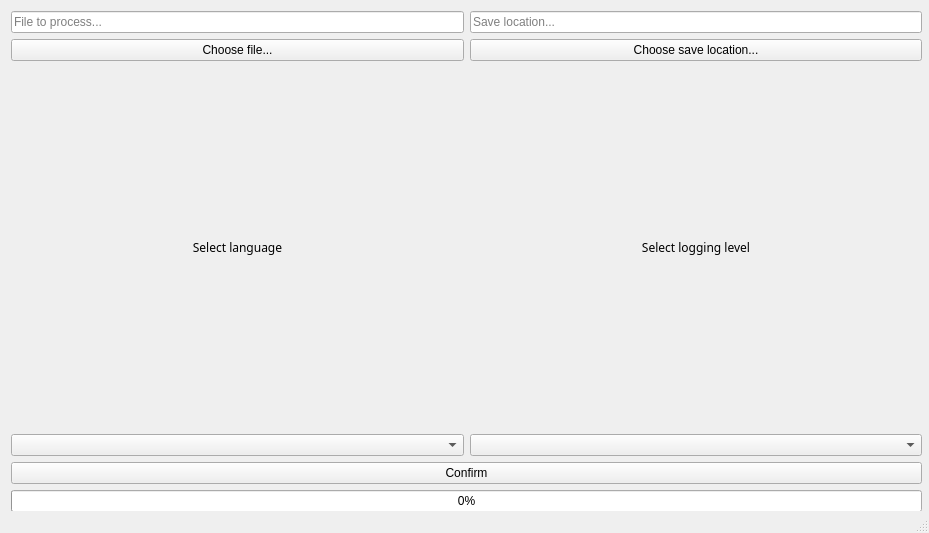
This is src/gui/main_window.ui in coolka1234/GCodeOptimizer as Qt 5 draws it before an edit. The edited form follows.
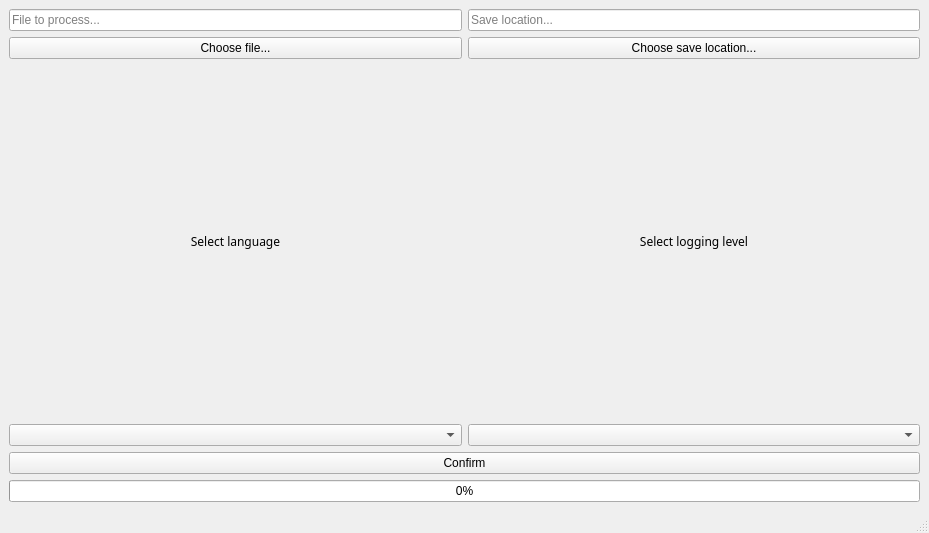
This is the edited form.

What changed in the file:
```diff
--- a/src/gui/main_window.ui
+++ b/src/gui/main_window.ui
@@ -14,15 +14,8 @@
    <string>GCode Optimizer</string>
   </property>
   <widget class="QWidget" name="centralwidget">
-   <widget class="QWidget" name="">
-    <property name="geometry">
-     <rect>
-      <x>11</x>
-      <y>11</y>
-      <width>911</width>
-      <height>501</height>
-     </rect>
-    </property>
+   <layout class="QVBoxLayout" name="verticalLayout_3">
+    <item>
     <layout class="QVBoxLayout" name="verticalLayout_2">
      <item>
       <layout class="QHBoxLayout" name="horizontalLayout_3">
@@ -143,7 +136,8 @@
       </layout>
      </item>
     </layout>
-   </widget>
+    </item>
+   </layout>
   </widget>
   <widget class="QStatusBar" name="statusbar"/>
  </widget>
```
Lines whose indentation alone changed are shown as unchanged.
